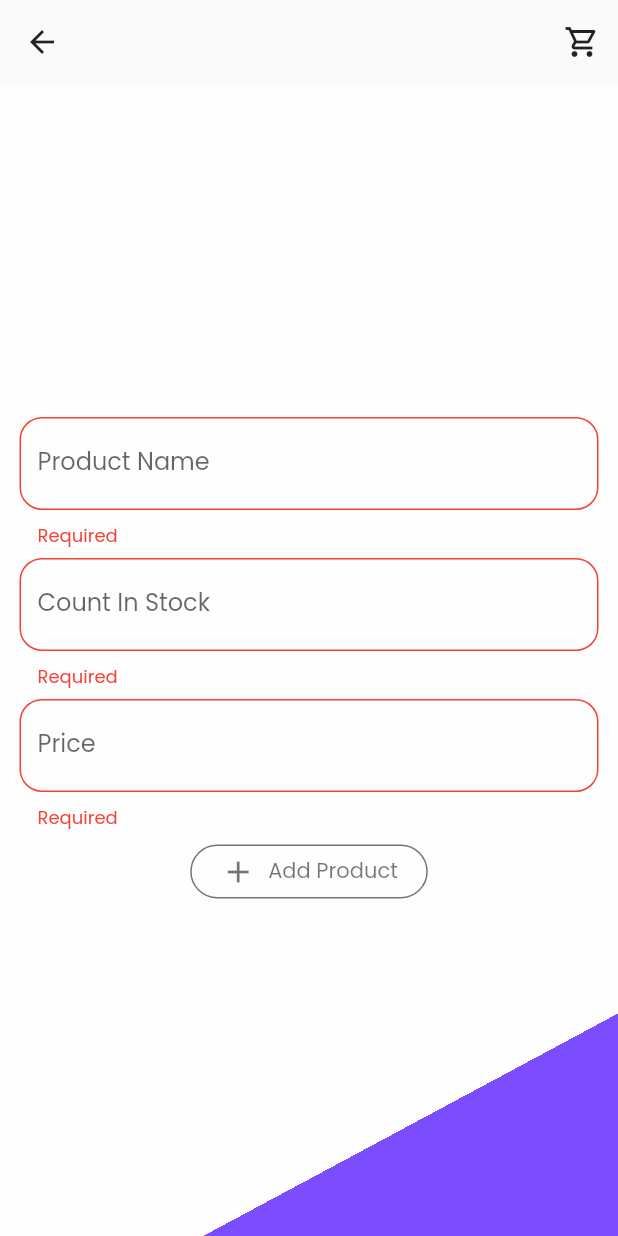
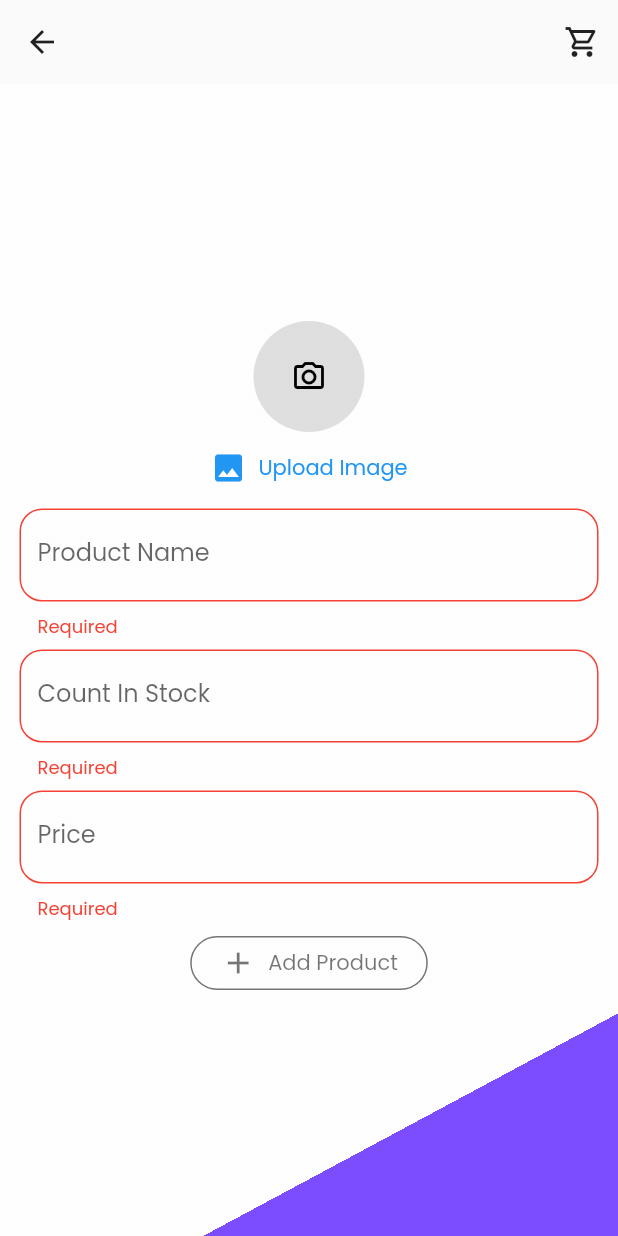
Before and after one commit to RGTechno/ANYMART, a Flutter app: the AddProduct screen opened by its route, after a tap on "Add Product", on a phone screen of 412 x 824 dp. Run offline on Flutter 3.47's test engine with Material 2 defaults, Android fonts, the light colour scheme and no system bars; our stand-ins replace cloud_firestore, firebase_auth, firebase_core, firebase_storage, google_fonts, image_picker; accounts and stored records are empty; network calls fail.

Commit message:
productImage func add

```diff
--- a/lib/constants.dart
+++ b/lib/constants.dart
@@ -21,6 +21,11 @@ const outletName = "outletName";
 const category = "category";
 const outletId = "outletId";
 const outletImg = "outletImageURL";
+const productId = "productId";
+const productName = "productName";
+const countInStock = "countInStock";
+const productPrice = "price";
+const productImg = "productImageURL";
 
 Color color1 = Colors.deepPurpleAccent;
 Color color2 = Colors.white70;
--- a/lib/screens/AddProduct_Screen.dart
+++ b/lib/screens/AddProduct_Screen.dart
@@ -1,10 +1,12 @@
+import 'dart:io';
+
 import 'package:anybuy/provider/MerchantData_Provider.dart';
 import 'package:anybuy/widgets/AppHeader.dart';
+import 'package:anybuy/widgets/ImagePicker.dart';
 import 'package:anybuy/widgets/InputFieldDec.dart';
 import 'package:flutter/material.dart';
 import 'package:google_fonts/google_fonts.dart';
 import 'package:provider/provider.dart';
-import 'package:uuid/uuid.dart';
 
 import '../constants.dart';
 
@@ -14,6 +16,12 @@ class AddProduct extends StatefulWidget {
 }
 
 class _AddProductState extends State<AddProduct> {
+  File _imagePick;
+
+  void _imagePicked(File image) {
+    _imagePick = image;
+  }
+
   final _addProductFormKey = GlobalKey<FormState>();
 
   TextEditingController _productNameController = TextEditingController();
@@ -62,18 +70,20 @@ class _AddProductState extends State<AddProduct> {
         return;
       }
       _addProductFormKey.currentState.save();
-      await merchantData.addProduct(
-        context,
-        {
-          "productId": Uuid().v4(),
-          "productName": proName,
-          "countInStock": countInStock,
-          "price": price,
-        },
-      );
-      _productNameController.clear();
-      _countController.clear();
-      _priceController.clear();
+      if (_imagePick == null)
+        errorDialog(context, "Submit An Image");
+      else {
+        await merchantData.addProduct(
+          ctx: context,
+          proName: proName,
+          image: _imagePick,
+          count: countInStock,
+          price: price,
+        );
+        _productNameController.clear();
+        _countController.clear();
+        _priceController.clear();
+      }
     }
 
     return GestureDetector(
@@ -101,6 +111,7 @@ class _AddProductState extends State<AddProduct> {
             child: Column(
               mainAxisAlignment: MainAxisAlignment.spaceAround,
               children: [
+                ImgPicker(_imagePicked),
                 Form(
                   key: _addProductFormKey,
                   child: Column(
--- a/lib/widgets/ImagePicker.dart
+++ b/lib/widgets/ImagePicker.dart
@@ -60,7 +60,7 @@ class _ImgPickerState extends State<ImgPicker> {
                 _pickedImage != null ? FileImage(_pickedImage) : null,
             child: Icon(
               Icons.camera_alt_outlined,
-              color: Colors.black,
+              color: _pickedImage != null ? Colors.white : Colors.black,
             ),
           ),
         ),
--- a/lib/widgets/MerchProduct_Item.dart
+++ b/lib/widgets/MerchProduct_Item.dart
@@ -1,18 +1,18 @@
 import 'package:flutter/material.dart';
-
-import '../constants.dart';
 
 class MerchantProductItem extends StatelessWidget {
   final String proId;
   final String proName;
   final double countInStock;
   final double price;
+  final String image;
 
   MerchantProductItem({
     @required this.proId,
     @required this.proName,
     @required this.countInStock,
     @required this.price,
+    @required this.image,
   });
 
   @override
@@ -21,18 +21,12 @@ class MerchantProductItem extends StatelessWidget {
       elevation: 5,
       child: ListTile(
         leading: Container(
-          decoration: BoxDecoration(
-            gradient: LinearGradient(
-              begin: Alignment.topCenter,
-              end: Alignment.bottomRight,
-              colors: [
-                color3,
-                color4,
-              ],
-            ),
+          child: Image.network(
+            image,
+            fit: BoxFit.cover,
           ),
-          height: 40,
-          width: 40,
+          height: 100,
+          width: 100,
         ),
         title: Text(proName),
         subtitle: Text(
```
Also changed, not shown: lib/provider/MerchantData_Provider.dart (+29 -2 lines), lib/screens/Outlet_Screen.dart (+4 -3 lines), lib/screens/merchScreen.dart (+5 -4 lines), lib/widgets/OutletHeader.dart (+11 -5 lines), lib/widgets/UserProduct_Item.dart (+20 -21 lines).
